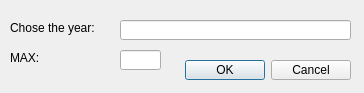
First picture: the form in ui/chose_year_dialog.ui, repository otmanLAHRECHE/g_H2, before the edit.
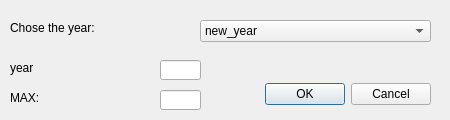
Second picture: the form after the edit.

```diff
--- a/ui/chose_year_dialog.ui
+++ b/ui/chose_year_dialog.ui
@@ -6,20 +6,20 @@
    <rect>
     <x>0</x>
     <y>0</y>
-    <width>364</width>
-    <height>93</height>
+    <width>450</width>
+    <height>120</height>
    </rect>
   </property>
   <property name="minimumSize">
    <size>
-    <width>364</width>
-    <height>93</height>
+    <width>450</width>
+    <height>120</height>
    </size>
   </property>
   <property name="maximumSize">
    <size>
-    <width>364</width>
-    <height>93</height>
+    <width>450</width>
+    <height>120</height>
    </size>
   </property>
   <property name="windowTitle">
@@ -28,10 +28,10 @@
   <widget class="QDialogButtonBox" name="buttonBox">
    <property name="geometry">
     <rect>
-     <x>180</x>
-     <y>60</y>
+     <x>260</x>
+     <y>79</y>
      <width>171</width>
-     <height>20</height>
+     <height>31</height>
     </rect>
    </property>
    <property name="orientation">
@@ -46,7 +46,7 @@
     <rect>
      <x>10</x>
      <y>20</y>
-     <width>101</width>
+     <width>161</width>
      <height>16</height>
     </rect>
    </property>
@@ -54,22 +54,12 @@
     <string>Chose the year:</string>
    </property>
   </widget>
-  <widget class="QLineEdit" name="lineEdit">
-   <property name="geometry">
-    <rect>
-     <x>120</x>
-     <y>20</y>
-     <width>231</width>
-     <height>20</height>
-    </rect>
-   </property>
-  </widget>
   <widget class="QLabel" name="label_2">
    <property name="geometry">
     <rect>
      <x>10</x>
-     <y>50</y>
-     <width>101</width>
+     <y>90</y>
+     <width>141</width>
      <height>16</height>
     </rect>
    </property>
@@ -80,13 +70,54 @@
   <widget class="QLineEdit" name="lineEdit_2">
    <property name="geometry">
     <rect>
-     <x>120</x>
-     <y>50</y>
+     <x>160</x>
+     <y>90</y>
      <width>41</width>
      <height>20</height>
     </rect>
    </property>
   </widget>
+  <widget class="QComboBox" name="comboBox">
+   <property name="geometry">
+    <rect>
+     <x>200</x>
+     <y>20</y>
+     <width>231</width>
+     <height>22</height>
+    </rect>
+   </property>
+   <item>
+    <property name="text">
+     <string>new_year</string>
+    </property>
+   </item>
+  </widget>
+  <widget class="QLineEdit" name="lineEdit_3">
+   <property name="geometry">
+    <rect>
+     <x>160</x>
+     <y>60</y>
+     <width>41</width>
+     <height>20</height>
+    </rect>
+   </property>
+   <property name="text">
+    <string/>
+   </property>
+  </widget>
+  <widget class="QLabel" name="label_3">
+   <property name="geometry">
+    <rect>
+     <x>10</x>
+     <y>60</y>
+     <width>141</width>
+     <height>16</height>
+    </rect>
+   </property>
+   <property name="text">
+    <string>year</string>
+   </property>
+  </widget>
  </widget>
  <resources/>
  <connections>
```
